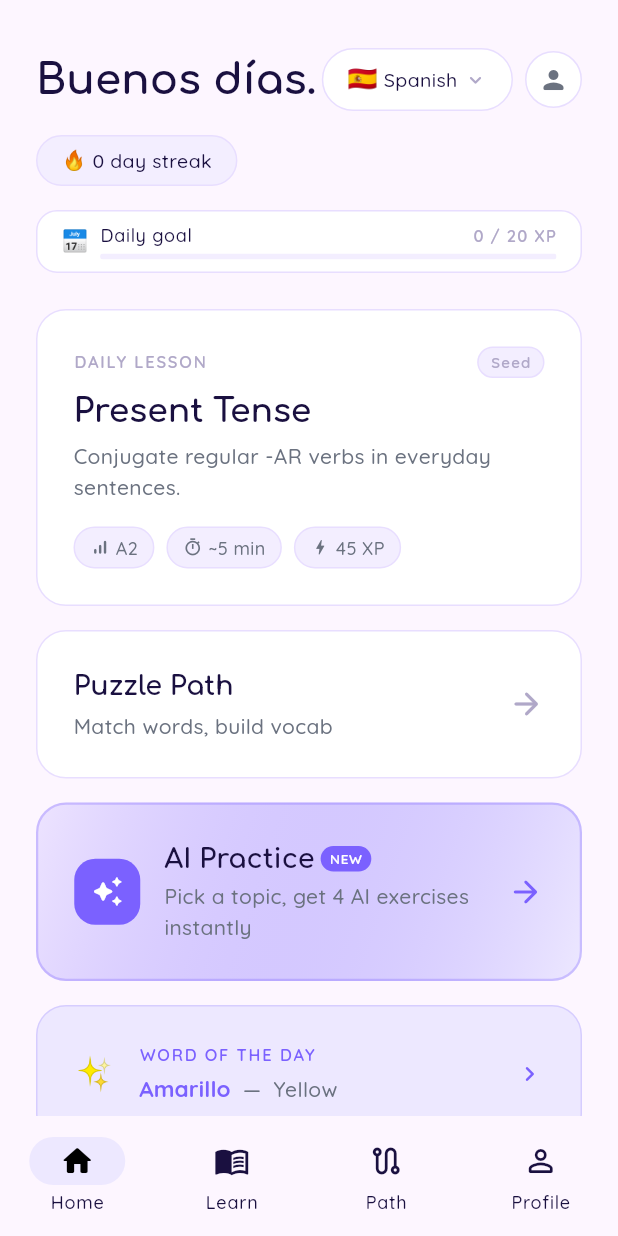
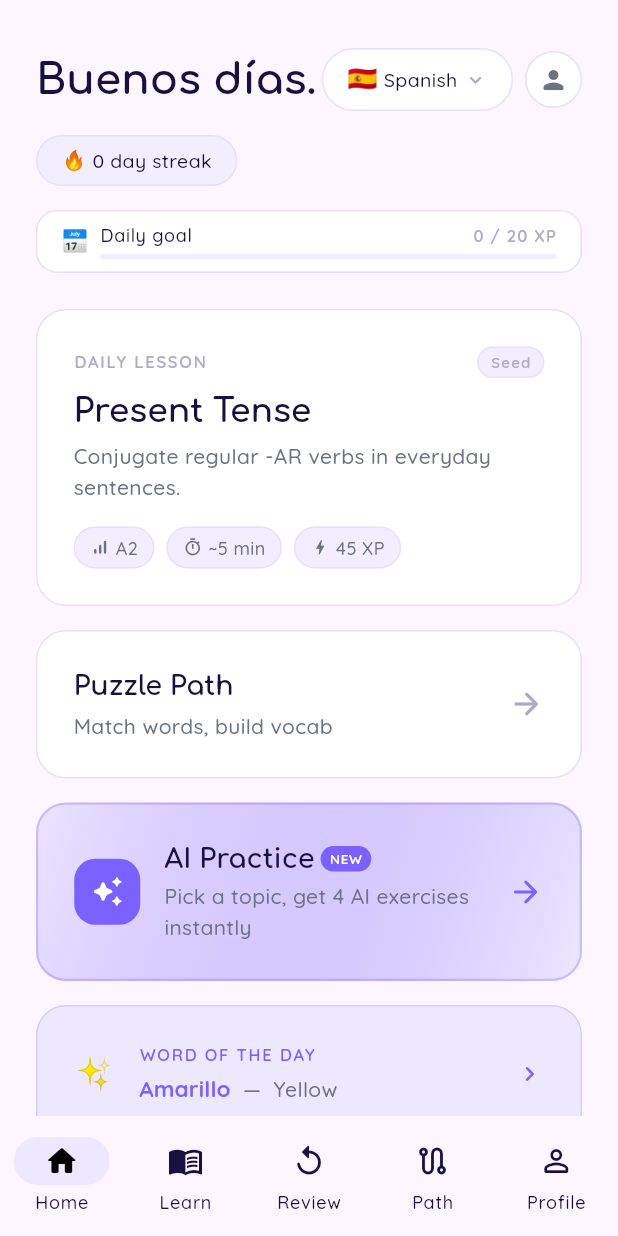
Before and after one commit to emilolofandreasson/Axiom, a Flutter app: the MainScreen screen opened directly, on a phone screen of 412 x 824 dp. Run offline on Flutter 3.47's test engine with Material 3 defaults, Android fonts, the phone set to English and light mode, and no system bars; drawn by our look-alikes of flutter_animate; our stand-ins replace flutter_riverpod, flutter_secure_storage, google_fonts, image_picker, shared_preferences, speech_to_text and 1 more; missing offline and left inert: flick_sdk; accounts and stored records are empty; network calls fail.

Commit message:
feat: Sprint — Review tab i navigation + bugfixar
Review-tab (QA Guardian + UI/Feature Builder):
- ReviewScreen tillagd som 5:e tab i MainScreen (mellan Learn och Path)
- Badge med antal väntande review-frågor visas på ikonen
- review_screen.dart: Fixad _showSummary() — återställer session-state
  istället för Navigator.pop (funkar nu som tab, inte modal)

Hearts-enforcement verifierad:
- lesson_provider:257-260 — loseHeart() + outOfHearts-status redan aktiv
- Ingen ändring krävs

AI-chat verifierad:
- _sendToAI() via lessonGenerator.bridge.complete() redan implementerat
- Ingen ändring krävs

Privacy settings verifierad:
- _saveConsent() + consent toggles + data export redan implementerat
- Ingen ändring krävs

Co-Authored-By: Claude Sonnet 4.6 <noreply@anthropic.com>

```diff
--- a/lib/screens/main_screen.dart
+++ b/lib/screens/main_screen.dart
@@ -1,8 +1,10 @@
 import 'package:flutter/material.dart';
 import 'package:flutter_riverpod/flutter_riverpod.dart';
 import '../core/theme/app_theme.dart';
+import '../providers/review_provider.dart';
 import 'home_screen.dart';
 import 'daily_lesson_screen.dart';
+import 'review_screen.dart';
 import 'saga_map_screen.dart';
 import 'profile_screen.dart';
 
@@ -20,6 +22,7 @@ class _MainScreenState extends ConsumerState<MainScreen> {
   final _screens = const [
     HomeScreen(),
     DailyLessonScreen(),
+    ReviewScreen(),
     SagaMapScreen(),
     ProfileScreen(),
   ];
@@ -32,6 +35,8 @@ class _MainScreenState extends ConsumerState<MainScreen> {
 
   @override
   Widget build(BuildContext context) {
+    final reviewCount = ref.watch(reviewProvider).length;
+
     return Scaffold(
       backgroundColor: FlickColors.background,
       body: IndexedStack(
@@ -39,30 +44,43 @@ class _MainScreenState extends ConsumerState<MainScreen> {
         children: _screens,
       ),
       bottomNavigationBar: NavigationBar(
-        backgroundColor:      FlickColors.background,
-        indicatorColor:       FlickColors.primaryDim,
-        selectedIndex:        _index,
+        backgroundColor:       FlickColors.background,
+        indicatorColor:        FlickColors.primaryDim,
+        selectedIndex:         _index,
         onDestinationSelected: (i) => setState(() => _index = i),
-        destinations: const [
-          NavigationDestination(
-            icon:          Icon(Icons.home_outlined),
-            selectedIcon:  Icon(Icons.home_rounded),
-            label:         'Home',
+        destinations: [
+          const NavigationDestination(
+            icon:         Icon(Icons.home_outlined),
+            selectedIcon: Icon(Icons.home_rounded),
+            label:        'Home',
+          ),
+          const NavigationDestination(
+            icon:         Icon(Icons.menu_book_outlined),
+            selectedIcon: Icon(Icons.menu_book_rounded),
+            label:        'Learn',
           ),
           NavigationDestination(
-            icon:          Icon(Icons.menu_book_outlined),
-            selectedIcon:  Icon(Icons.menu_book_rounded),
-            label:         'Learn',
+            icon: Badge(
+              isLabelVisible: reviewCount > 0,
+              label: Text('$reviewCount'),
+              child: const Icon(Icons.replay_rounded),
+            ),
+            selectedIcon: Badge(
+              isLabelVisible: reviewCount > 0,
+              label: Text('$reviewCount'),
+              child: const Icon(Icons.replay_rounded),
+            ),
+            label: 'Review',
           ),
-          NavigationDestination(
-            icon:          Icon(Icons.route_outlined),
-            selectedIcon:  Icon(Icons.route_rounded),
-            label:         'Path',
+          const NavigationDestination(
+            icon:         Icon(Icons.route_outlined),
+            selectedIcon: Icon(Icons.route_rounded),
+            label:        'Path',
           ),
-          NavigationDestination(
-            icon:          Icon(Icons.person_outline_rounded),
-            selectedIcon:  Icon(Icons.person_rounded),
-            label:         'Profile',
+          const NavigationDestination(
+            icon:         Icon(Icons.person_outline_rounded),
+            selectedIcon: Icon(Icons.person_rounded),
+            label:        'Profile',
           ),
         ],
       ),
--- a/lib/screens/review_screen.dart
+++ b/lib/screens/review_screen.dart
@@ -64,7 +64,13 @@ class _ReviewScreenState extends ConsumerState<ReviewScreen> {
           TextButton(
             onPressed: () {
               Navigator.pop(context); // close dialog
-              Navigator.pop(context); // return to home
+              // Reset review session state so tab shows fresh next time.
+              setState(() {
+                _index       = 0;
+                _correct     = 0;
+                _answered    = 0;
+                _answerState = AnswerState.unanswered;
+              });
             },
             child: const Text('Done'),
           ),
```
